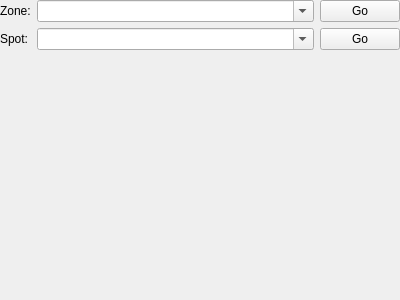
Old version of the form tools/cathedral/ui/ActionSetHomepoint.ui in the repository comphack/comp_hack.
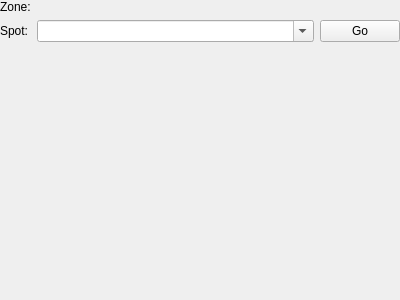
New version of the form. Custom widgets are drawn as their Qt base class.

Commit message: Added ObjectSelector control

Diff of the .ui file:
```diff
--- a/tools/cathedral/ui/ActionSetHomepoint.ui
+++ b/tools/cathedral/ui/ActionSetHomepoint.ui
@@ -32,30 +32,6 @@
        </property>
       </widget>
      </item>
-     <item row="0" column="1">
-      <layout class="QHBoxLayout" name="layoutZone">
-       <item>
-        <widget class="QComboBox" name="zone">
-         <property name="sizePolicy">
-          <sizepolicy hsizetype="Expanding" vsizetype="Fixed">
-           <horstretch>0</horstretch>
-           <verstretch>0</verstretch>
-          </sizepolicy>
-         </property>
-         <property name="editable">
-          <bool>true</bool>
-         </property>
-        </widget>
-       </item>
-       <item>
-        <widget class="QPushButton" name="zoneGo">
-         <property name="text">
-          <string>Go</string>
-         </property>
-        </widget>
-       </item>
-      </layout>
-     </item>
      <item row="1" column="0">
       <widget class="QLabel" name="lblSpot">
        <property name="text">
@@ -87,10 +63,21 @@
        </item>
       </layout>
      </item>
+     <item row="0" column="1">
+      <widget class="ObjectSelector" name="zone" native="true"/>
+     </item>
     </layout>
    </item>
   </layout>
  </widget>
+ <customwidgets>
+  <customwidget>
+   <class>ObjectSelector</class>
+   <extends>QWidget</extends>
+   <header>ObjectSelector.h</header>
+   <container>1</container>
+  </customwidget>
+ </customwidgets>
  <resources/>
  <connections/>
 </ui>
```
The commit also changes 59 other files.
